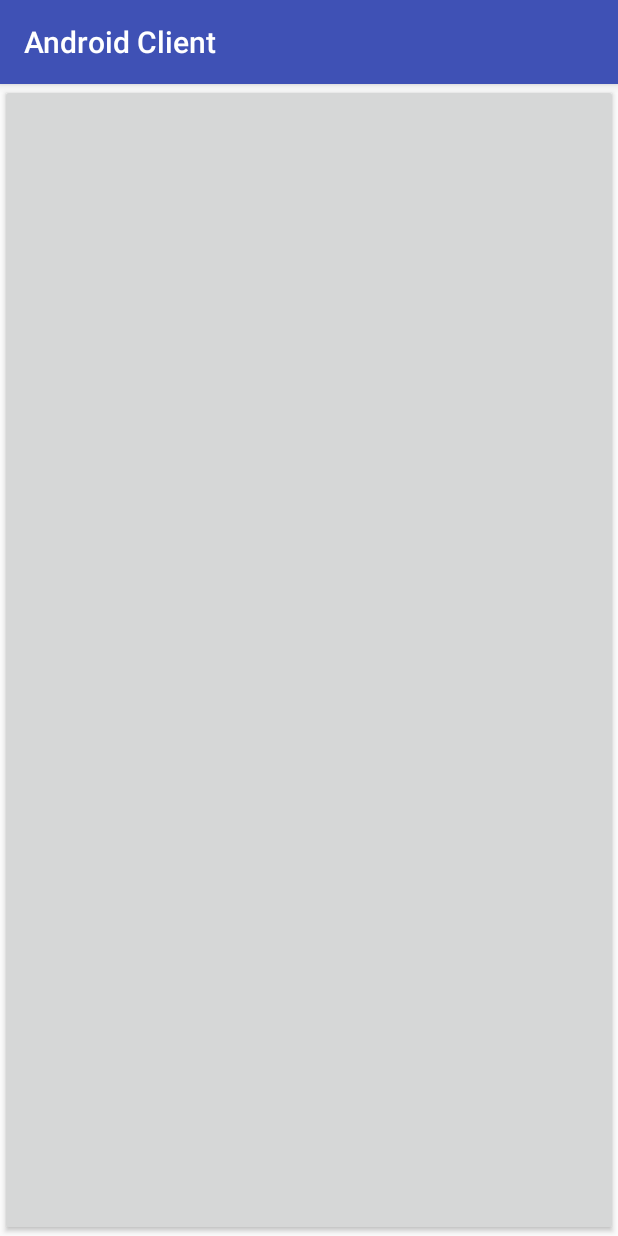
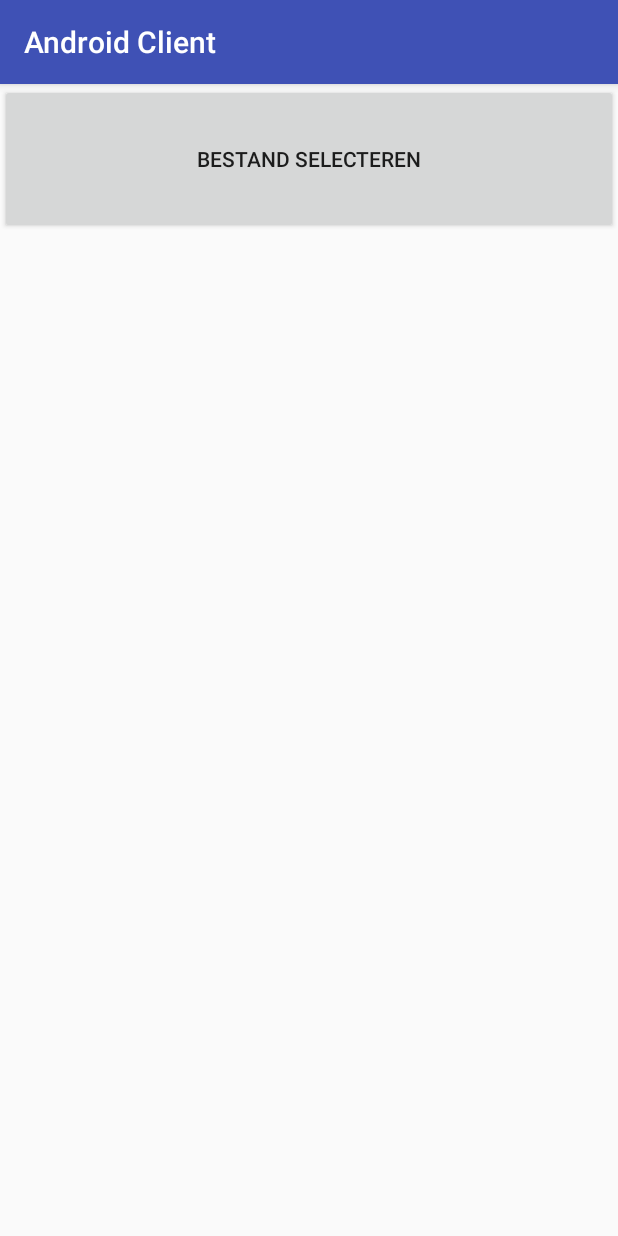
Before and after one commit to BigbrOtter/androidclient, an Android app: the screen it shows after launch (LoginActivity), on a phone screen of 412 x 824 dp. Run offline under Robolectric (Android 15) with nearby library versions, the phone set to English and light mode, and no system bars; libraries missing offline, so code that uses them is left out: com.nbsp.materialfilepicker.

Commit message:
Update Login

```diff
--- a/app/build.gradle
+++ b/app/build.gradle
@@ -4,7 +4,7 @@ android {
     compileSdkVersion 27
     defaultConfig {
         applicationId "nl.bigbrotter.androidclient"
-        minSdkVersion 21
+        minSdkVersion 23
         targetSdkVersion 27
         versionCode 1
         versionName "1.0"
@@ -16,10 +16,12 @@ android {
             proguardFiles getDefaultProguardFile('proguard-android.txt'), 'proguard-rules.pro'
         }
     }
+    productFlavors {
+    }
 }
 
 dependencies {
-    implementation fileTree(dir: 'libs', include: ['*.jar'])
+    implementation fileTree(include: ['*.jar'], dir: 'libs')
     implementation 'com.android.support:appcompat-v7:27.1.1'
     implementation 'com.android.support.constraint:constraint-layout:1.1.1'
     implementation 'com.android.support:design:27.1.1'
--- a/app/src/main/java/nl/bigbrotter/androidclient/Controllers/LoginActivity.java
+++ b/app/src/main/java/nl/bigbrotter/androidclient/Controllers/LoginActivity.java
@@ -22,6 +22,7 @@ import java.io.IOException;
 import java.io.InputStream;
 import java.util.regex.Pattern;
 
+import nl.bigbrotter.androidclient.Helpers.AlertHelper;
 import nl.bigbrotter.androidclient.Helpers.DataHelper;
 import nl.bigbrotter.androidclient.R;
 
@@ -34,20 +35,19 @@ public class LoginActivity extends AppCompatActivity {
         super.onCreate(savedInstanceState);
         setContentView(R.layout.activity_login);
 
+        //Connect layout
         btn = findViewById(R.id.login_button);
 
-        if (ContextCompat.checkSelfPermission(LoginActivity.this, Manifest.permission.READ_EXTERNAL_STORAGE) != PackageManager.PERMISSION_GRANTED) {
-            ActivityCompat.requestPermissions(this, new String[] { Manifest.permission.READ_EXTERNAL_STORAGE }, 50);
-        }
+        if(DataHelper.getPrivateKey(LoginActivity.this).equals("errorPrivate")) {
 
-        if (ContextCompat.checkSelfPermission(LoginActivity.this, Manifest.permission.CAMERA) != PackageManager.PERMISSION_GRANTED) {
-            ActivityCompat.requestPermissions(this, new String[] { Manifest.permission.CAMERA }, 50);
-        }
+            //Permission for Storage, Camera en Audio
+            requestPermissions(new String[]{
+                            Manifest.permission.READ_EXTERNAL_STORAGE,
+                            Manifest.permission.CAMERA,
+                            Manifest.permission.RECORD_AUDIO},
+                    105);
 
-        if (ContextCompat.checkSelfPermission(LoginActivity.this, Manifest.permission.RECORD_AUDIO) != PackageManager.PERMISSION_GRANTED) {
-            ActivityCompat.requestPermissions(this, new String[] { Manifest.permission.RECORD_AUDIO }, 50);
-        }
-
+            //Onclick open file picker
             btn.setOnClickListener(new View.OnClickListener() {
                 @Override
                 public void onClick(View view) {
@@ -55,11 +55,14 @@ public class LoginActivity extends AppCompatActivity {
                             .withActivity(LoginActivity.this)
                             .withRequestCode(1)
                             .withFilter(Pattern.compile(".*\\.circle$")) // Filtering files and directories by file name using regexp
-                        .withFilterDirectories(true) // Set directories filterable (false by default)
                             .withHiddenFiles(true) // Show hidden files and folders
                             .start();
                 }
             });
+        }else{
+            // If user is authenticated go to MainActivity
+            startActivity(new Intent(LoginActivity.this, MainActivity.class));
+        }
     }
 
     @Override
@@ -67,9 +70,11 @@ public class LoginActivity extends AppCompatActivity {
         super.onActivityResult(requestCode, resultCode, data);
 
         if (requestCode == 1 && resultCode == RESULT_OK) {
+            // Get selected file from device
             String filePath = data.getStringExtra(FilePickerActivity.RESULT_FILE_PATH);
             File file = new File(filePath);
 
+            //Get json from file
             String json = null;
             try {
                 InputStream is = new FileInputStream(file);
@@ -78,12 +83,16 @@ public class LoginActivity extends AppCompatActivity {
                 is.read(buffer);
                 is.close();
                 json = new String(buffer, "UTF-8");
-                Log.e("TESTTING", "Json: " + json);
+
+                //Save keys to device
                 DataHelper.saveKeys(json, LoginActivity.this);
-                Log.e("TESTTING", "Public: " + DataHelper.getPublicKey(LoginActivity.this));
-                Log.e("TESTTING", "Private: " + DataHelper.getPrivateKey(LoginActivity.this));
 
+                //Check if keys are correct
+                if(DataHelper.getPrivateKey(LoginActivity.this).equals("errorPrivate")){
+                    AlertHelper.error(LoginActivity.this, "Er is iets mis gegaan!");
+                }else {
                     startActivity(new Intent(LoginActivity.this, MainActivity.class));
+                }
             } catch (IOException ex) {
                 ex.printStackTrace();
             } catch (JSONException e) {
--- a/app/src/main/res/layout/activity_login.xml
+++ b/app/src/main/res/layout/activity_login.xml
@@ -1,5 +1,5 @@
 <?xml version="1.0" encoding="utf-8"?>
-<android.support.constraint.ConstraintLayout xmlns:android="http://schemas.android.com/apk/res/android"
+<LinearLayout xmlns:android="http://schemas.android.com/apk/res/android"
     xmlns:app="http://schemas.android.com/apk/res-auto"
     xmlns:tools="http://schemas.android.com/tools"
     android:layout_width="match_parent"
@@ -8,7 +8,8 @@
 
     <Button
         android:id="@+id/login_button"
+        android:text="Bestand selecteren"
         android:layout_width="match_parent"
-        android:layout_height="match_parent" />
+        android:layout_height="100dp" />
 
-</android.support.constraint.ConstraintLayout>
+</LinearLayout>
```
Also changed, not shown: app/src/main/java/nl/bigbrotter/androidclient/Controllers/MainActivity.java (+0 -8 lines), app/src/main/java/nl/bigbrotter/androidclient/Helpers/EncryptionHelper.java (+5 -10 lines), app/src/main/res/layout-land/activity_main.xml (deleted, +0 -46 lines). Lines whose indentation alone changed are shown as unchanged.
